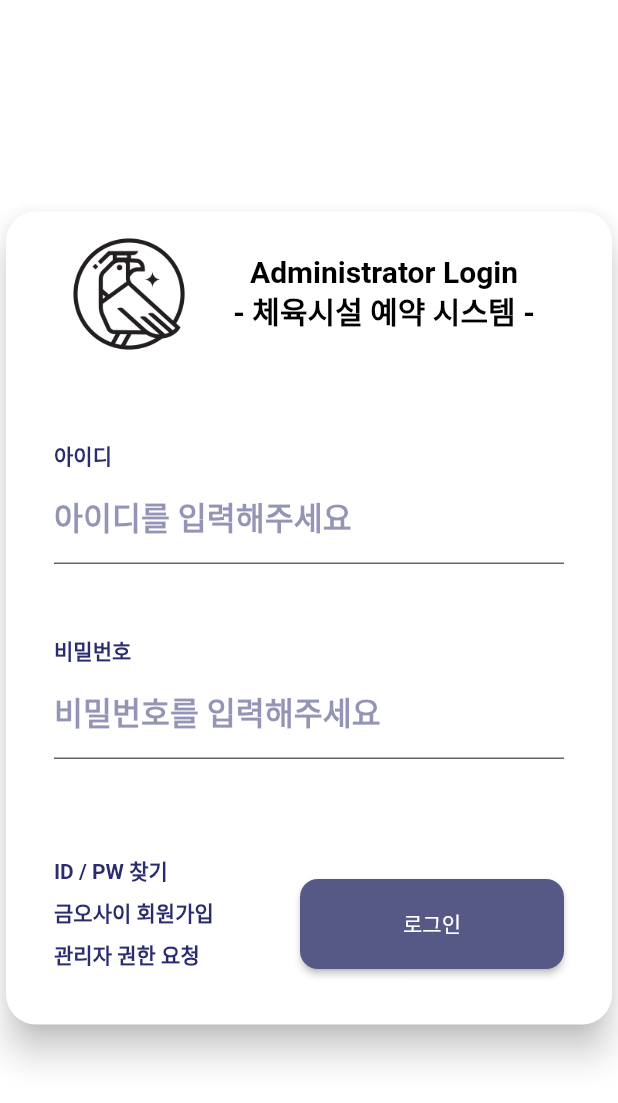
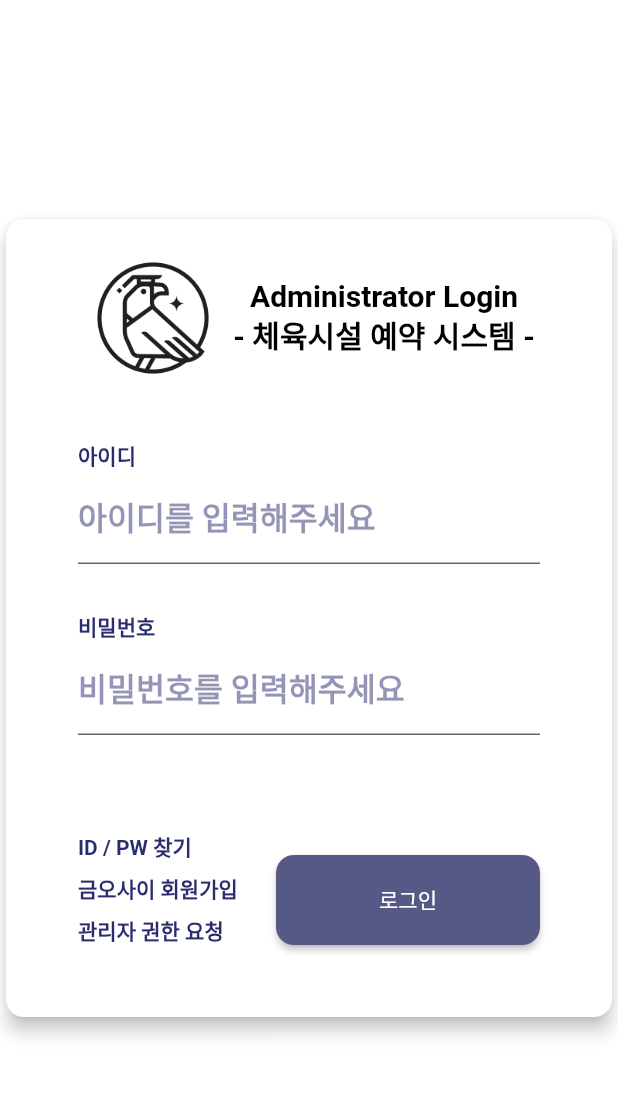
Before and after one commit to kumoh42/futsal-front, a Flutter app: the screen it shows after launch, after a tap on "ID / PW 찾기", on a phone screen of 412 x 824 dp. Shown: the top 1103 px of the screen. Run offline on Flutter 3.47's test engine with Material 2 defaults, Android fonts, the phone set to English and light mode, and no system bars; our stand-ins replace dio, flutter_dotenv, flutter_riverpod, flutter_secure_storage, go_router; missing offline and left inert: universal_html.

Commit message:
[REFACTOR] 로그인 UI view/screen 분리

```diff
--- /dev/null
+++ b/flutter_front/lib/auth/component/custom_container.dart
@@ -0,0 +1,66 @@
+import 'package:flutter/material.dart';
+import 'package:flutter_front/common/styles/styles.dart';
+
+class CustomContainer extends StatelessWidget {
+  final String? title;
+  final double? width;
+  final double? height;
+  final double? minWidth;
+  final double? minHeight;
+  final double? maxWidth;
+  final double? maxHeight;
+  final Color? color;
+  final bool isBackground;
+  final Widget child;
+
+  const CustomContainer({
+    Key? key,
+    this.title,
+    this.width,
+    this.height,
+    this.minWidth,
+    this.minHeight,
+    this.maxWidth,
+    this.maxHeight,
+    this.color,
+    this.isBackground = false,
+    required this.child,
+  }) : super(key: key);
+
+  @override
+  Widget build(BuildContext context) {
+    return Container(
+      width: width,
+      height: height,
+      constraints: BoxConstraints(
+        minWidth: minWidth ?? 500,
+        minHeight: minHeight ?? 0,
+        maxWidth: maxWidth ?? double.infinity,
+        maxHeight: maxHeight ?? double.infinity,
+      ),
+      child: Card(
+        elevation: isBackground ? 0 : 5,
+        shape: isBackground
+            ? null
+            : const RoundedRectangleBorder(
+                borderRadius:
+                    BorderRadius.all(Radius.circular(kBorderRadiusSize)),
+              ),
+        color: color,
+        child: Padding(
+          padding: EdgeInsets.all(isBackground ? 0 : kPaddingMiddleSize),
+          child: Column(
+            crossAxisAlignment: CrossAxisAlignment.start,
+            mainAxisSize: MainAxisSize.min,
+            children: [
+              title != null
+                  ? Text(title!, style: kTextMainStyleLarge)
+                  : Container(),
+              child,
+            ],
+          ),
+        ),
+      ),
+    );
+  }
+}
--- a/flutter_front/lib/auth/view/login_screen.dart
+++ b/flutter_front/lib/auth/view/login_screen.dart
@@ -1,170 +1,32 @@
 import 'package:flutter/material.dart';
-import 'package:flutter_front/common/component/custom_text_button.dart';
-import 'package:flutter_front/common/component/custom_text_form_field.dart';
+import 'package:flutter_front/auth/view/login_view.dart';
 import 'package:flutter_front/common/layout/default_layout.dart';
-import 'package:flutter_front/common/state/state.dart';
-import 'package:flutter_front/common/styles/colors.dart';
-import 'package:flutter_front/common/styles/sizes.dart';
-import 'package:flutter_front/auth/viewmodel/login_viewmodel.dart';
-import 'package:flutter_riverpod/flutter_riverpod.dart';
 
-class LoginScreen extends ConsumerWidget {
+class LoginScreen extends StatelessWidget {
   static String get routeName => 'login';
 
   const LoginScreen({super.key});
 
   @override
-  Widget build(BuildContext context, WidgetRef ref) {
-    final viewModel = ref.watch(loginViewModelProvider);
+  Widget build(BuildContext context) {
+    final width = MediaQuery.of(context).size.width;
+    final height = MediaQuery.of(context).size.height;
     return DefaultLayout(
       child: SingleChildScrollView(
         keyboardDismissBehavior: ScrollViewKeyboardDismissBehavior.onDrag,
-        child: _LoginContainer(
-          child: Padding(
-            padding: const EdgeInsets.all(kPaddingLargeSize).copyWith(top: 0),
-            child: Column(
-              mainAxisAlignment: MainAxisAlignment.center,
-              children: [
-                const _Title(),
-                const SizedBox(height: kPaddingLargeSize),
-                CustomTextFormField(
-                  labelText: "아이디",
-                  hintText: '아이디를 입력해주세요',
-                  controller: viewModel.idTextController,
-                ),
-                const SizedBox(height: kPaddingLargeSize),
-                CustomTextFormField(
-                  labelText: "비밀번호",
-                  hintText: '비밀번호를 입력해주세요',
-                  keyboardType: TextInputType.visiblePassword,
-                  controller: viewModel.passwordTextController,
-                ),
-                const SizedBox(height: kPaddingXLargeSize),
-                if (viewModel.state is LoadingState)
-                  const SizedBox(
-                    width: 76,
-                    height: 76,
-                    child: CircularProgressIndicator(
-                      color: CustomColor.buttonSubColor,
-                    ),
-                  )
-                else
-                  Row(
-                    crossAxisAlignment: CrossAxisAlignment.end,
-                    children: [
-                      Expanded(
-                        child: Column(
-                          children: [
-                            CustomTextButton(
-                              onPressed: () {},
-                              text: 'ID / PW 찾기',
-                              textAlign: TextAlign.left,
-                            ),
-                            const SizedBox(height: kPaddingSmallSize),
-                            CustomTextButton(
-                              onPressed: () {},
-                              text: '금오사이 회원가입',
-                              textAlign: TextAlign.left,
-                            ),
-                            const SizedBox(height: kPaddingSmallSize),
-                            CustomTextButton(
-                              onPressed: () {},
-                              text: '관리자 권한 요청',
-                              textAlign: TextAlign.left,
-                            ),
-                          ],
-                        ),
-                      ),
-                      ElevatedButton(
-                        onPressed: viewModel.login,
-                        style: ElevatedButton.styleFrom(
-                          backgroundColor: CustomColor.buttonSubColor,
-                          minimumSize: const Size(176, 60),
-                          shape: RoundedRectangleBorder(
-                            borderRadius: BorderRadius.circular(
-                              kBorderRadiusSize,
-                            ),
-                          ),
-                        ),
-                        child: const Text('로그인'),
-                      ),
-                    ],
-                  ),
-              ],
-            ),
-          ),
+        child: Container(
+          width: width,
+          constraints: BoxConstraints(minHeight: height),
+          // TODO : 이미지 추가
+          // decoration: const BoxDecoration(
+          //   image: DecorationImage(
+          //     fit: BoxFit.cover,
+          //     image: AssetImage('assets/image/background.png'),
+          //   ),
+          // ),
+          child: const Center(child: LoginView()),
         ),
       ),
     );
   }
 }
-
-class _LoginContainer extends StatelessWidget {
-  final Widget child;
-
-  const _LoginContainer({Key? key, required this.child}) : super(key: key);
-
-  @override
-  Widget build(BuildContext context) {
-    return Container(
-      width: MediaQuery.of(context).size.width,
-      height: MediaQuery.of(context).size.height,
-      decoration: const BoxDecoration(
-          // TODO : 이미지 추가
-          // image: DecorationImage(
-          //   fit: BoxFit.cover,
-          //   image: AssetImage('assets/image/background.png'),
-          // ),
-          ),
-      child: Center(
-        child: Container(
-          width: MediaQuery.of(context).size.width * 0.25,
-          height: MediaQuery.of(context).size.height * 0.6,
-          constraints: const BoxConstraints(
-            maxWidth: 550,
-            minWidth: 500,
-            maxHeight: 600,
-            minHeight: 550,
-          ),
-          child: Card(
-            elevation: 10,
-            shape: const RoundedRectangleBorder(
-              borderRadius: BorderRadius.all(Radius.circular(20)),
-            ),
-            child: child,
-          ),
-        ),
-      ),
-    );
-  }
-}
-
-class _Title extends StatelessWidget {
-  const _Title({Key? key}) : super(key: key);
-
-  @override
-  Widget build(BuildContext context) {
-    return const Row(
-      children: [
-        SizedBox(
-            width: 100,
-            height: 100,
-            child: Image(
-              image: AssetImage("assets/image/black_logo.png"),
-              fit: BoxFit.cover,
-            )),
-        Expanded(
-          child: Text(
-            'Administrator Login\n- 체육시설 예약 시스템 -',
-            textAlign: TextAlign.center,
-            style: TextStyle(
-              fontSize: 20.0,
-              fontWeight: FontWeight.bold,
-              color: Colors.black,
-            ),
-          ),
-        ),
-      ],
-    );
-  }
-}
--- /dev/null
+++ b/flutter_front/lib/auth/view/login_view.dart
@@ -0,0 +1,129 @@
+import 'package:flutter/material.dart';
+import 'package:flutter_front/auth/component/custom_container.dart';
+import 'package:flutter_front/common/component/custom_text_button.dart';
+import 'package:flutter_front/common/component/custom_text_form_field.dart';
+import 'package:flutter_front/common/state/state.dart';
+import 'package:flutter_front/common/styles/colors.dart';
+import 'package:flutter_front/common/styles/sizes.dart';
+import 'package:flutter_front/auth/viewmodel/login_viewmodel.dart';
+import 'package:flutter_riverpod/flutter_riverpod.dart';
+
+class LoginView extends ConsumerWidget {
+  static String get routeName => 'login';
+
+  const LoginView({super.key});
+
+  @override
+  Widget build(BuildContext context, WidgetRef ref) {
+    final viewModel = ref.watch(loginViewModelProvider);
+    return CustomContainer(
+      minWidth: MediaQuery.of(context).size.width * 0.25 >= 500 ? 500 : MediaQuery.of(context).size.width * 0.25,
+      maxWidth: MediaQuery.of(context).size.width * 0.25 >= 550 ? MediaQuery.of(context).size.width * 0.25 : 550,
+      minHeight: MediaQuery.of(context).size.height * 0.6 >= 550 ? 550 : MediaQuery.of(context).size.height * 0.6,
+      maxHeight: MediaQuery.of(context).size.height * 0.6 >= 600 ? MediaQuery.of(context).size.height * 0.6 : 600,
+      child: Padding(
+        padding: const EdgeInsets.all(kPaddingLargeSize).copyWith(top: 0),
+        child: Column(
+          mainAxisAlignment: MainAxisAlignment.center,
+          children: [
+            const _Title(),
+            const SizedBox(height: kPaddingLargeSize),
+            CustomTextFormField(
+              labelText: "아이디",
+              hintText: '아이디를 입력해주세요',
+              controller: viewModel.idTextController,
+            ),
+            const SizedBox(height: kPaddingLargeSize),
+            CustomTextFormField(
+              labelText: "비밀번호",
+              hintText: '비밀번호를 입력해주세요',
+              keyboardType: TextInputType.visiblePassword,
+              controller: viewModel.passwordTextController,
+            ),
+            const SizedBox(height: kPaddingXLargeSize),
+            if (viewModel.state is LoadingState)
+              const SizedBox(
+                width: 76,
+                height: 76,
+                child: CircularProgressIndicator(
+                  color: CustomColor.buttonSubColor,
+                ),
+              )
+            else
+              Row(
+                crossAxisAlignment: CrossAxisAlignment.end,
+                children: [
+                  Expanded(
+                    child: Column(
+                      children: [
+                        CustomTextButton(
+                          onPressed: () {},
+                          text: 'ID / PW 찾기',
+                          textAlign: TextAlign.left,
+                        ),
+                        const SizedBox(height: kPaddingSmallSize),
+                        CustomTextButton(
+                          onPressed: () {},
+                          text: '금오사이 회원가입',
+                          textAlign: TextAlign.left,
+                        ),
+                        const SizedBox(height: kPaddingSmallSize),
+                        CustomTextButton(
+                          onPressed: () {},
+                          text: '관리자 권한 요청',
+                          textAlign: TextAlign.left,
+                        ),
+                      ],
+                    ),
+                  ),
+                  ElevatedButton(
+                    onPressed: viewModel.login,
+                    style: ElevatedButton.styleFrom(
+                      backgroundColor: CustomColor.buttonSubColor,
+                      minimumSize: const Size(176, 60),
+                      shape: RoundedRectangleBorder(
+                        borderRadius: BorderRadius.circular(
+                          kBorderRadiusSize,
+                        ),
+                      ),
+                    ),
+                    child: const Text('로그인'),
+                  ),
+                ],
+              ),
+          ],
+        ),
+      ),
+    );
+  }
+}
+
+class _Title extends StatelessWidget {
+  const _Title({Key? key}) : super(key: key);
+
+  @override
+  Widget build(BuildContext context) {
+    return const Row(
+      children: [
+        SizedBox(
+            width: 100,
+            height: 100,
+            child: Image(
+              image: AssetImage("assets/image/black_logo.png"),
+              fit: BoxFit.cover,
+            )),
+        Expanded(
+          child: Text(
+            'Administrator Login\n- 체육시설 예약 시스템 -',
+            textAlign: TextAlign.center,
+            style: TextStyle(
+              fontSize: 20.0,
+              fontWeight: FontWeight.bold,
+              color: Colors.black,
+            ),
+          ),
+        ),
+      ],
+    );
+  }
+}
--- a/flutter_front/lib/common/component/custom_text_form_field.dart
+++ b/flutter_front/lib/common/component/custom_text_form_field.dart
@@ -25,10 +25,7 @@ class CustomTextFormField extends StatelessWidget {
   @override
   Widget build(BuildContext context) {
     return Container(
-      decoration: BoxDecoration(
-        color: CustomColor.backGroundSubColor,
-        borderRadius: BorderRadius.circular(kBorderRadiusSize),
-      ),
+      decoration: const BoxDecoration(color: CustomColor.backGroundSubColor),
       child: Column(
         mainAxisSize: MainAxisSize.min,
         children: [
@@ -45,7 +42,7 @@ class CustomTextFormField extends StatelessWidget {
                 ),
               Padding(
                 padding:
-                    const EdgeInsets.symmetric(vertical: kPaddingMiddleSize),
+                    const EdgeInsets.only(bottom: kPaddingMiddleSize),
                 child: Text(
                   labelText ?? "",
                   style: kTextMainStyleSmall,
--- a/flutter_front/lib/common/view/splash_screen.dart
+++ b/flutter_front/lib/common/view/splash_screen.dart
@@ -11,21 +11,21 @@ class SplashScreen extends StatelessWidget {
   Widget build(BuildContext context) {
     return DefaultLayout(
       backgroundColor: CustomColor.buttonSubColor,
-      child: SizedBox(
-        width: MediaQuery.of(context).size.width,
-        height: MediaQuery.of(context).size.height,
+      child: SizedBox.expand(
+        child: Center(
           child: Column(
             mainAxisAlignment: MainAxisAlignment.center,
             children: [
               Image.asset(
                 'assets/image/white_logo.png',
-              width: MediaQuery.of(context).size.width / 2,
+                height: MediaQuery.of(context).size.height / 2,
               ),
               const SizedBox(height: 16.0),
               const CircularProgressIndicator(color: Colors.white),
             ],
           ),
         ),
+      ),
     );
   }
 }
```
Lines whose indentation alone changed are shown as unchanged.
